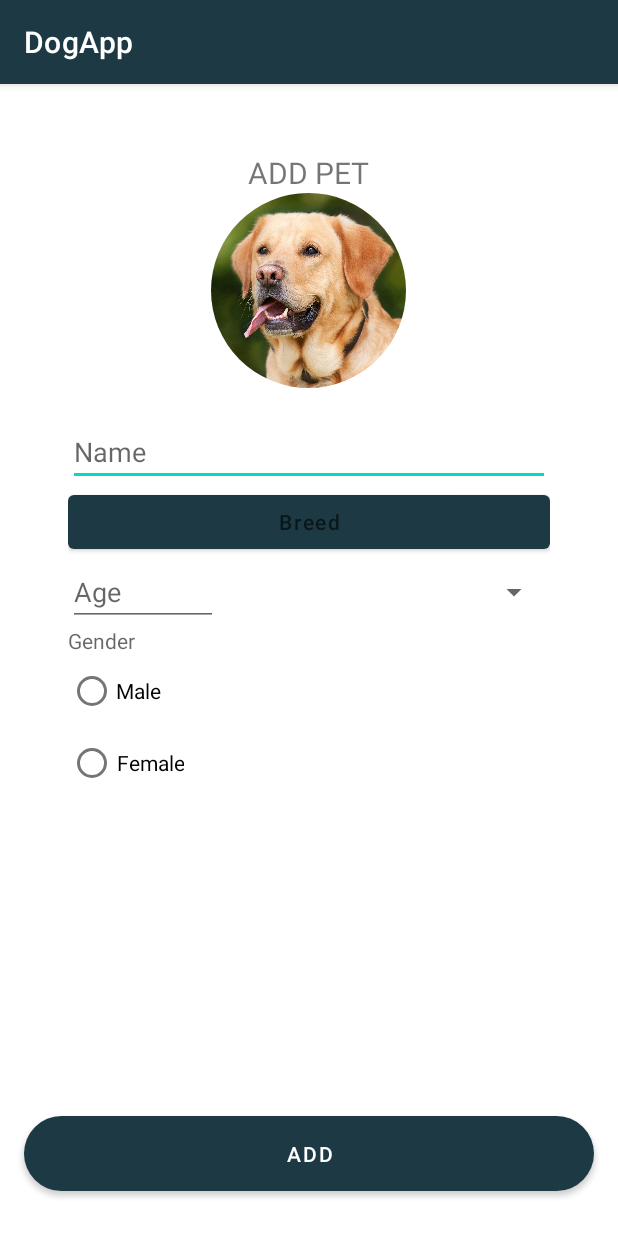
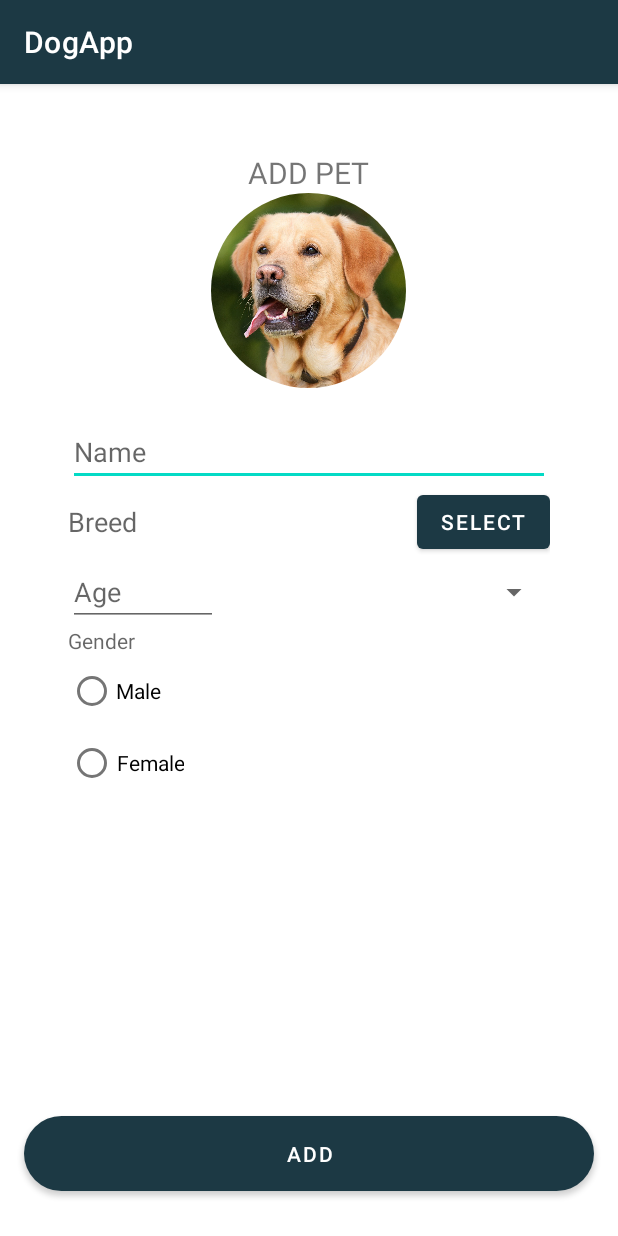
Before and after one commit to andreeabuzuriu11/DogApp, an Android app: the AddDogActivity screen opened directly, with no data from a screen before it, on a phone screen of 412 x 824 dp. Run offline under Robolectric (Android 15) with nearby library versions, the phone set to English and light mode, and no system bars; our stand-ins replace CircleImageView, data binding.

Commit message:
Changed select button orientation from add dog view

```diff
--- a/app/src/main/java/com/buzuriu/dogapp/viewModels/AddDogViewModel.kt
+++ b/app/src/main/java/com/buzuriu/dogapp/viewModels/AddDogViewModel.kt
@@ -32,7 +32,6 @@ class AddDogViewModel : BaseViewModel() {
         navigationService.showOverlay(
             OverlayActivity::class.java,
             false,
-            false,
             OverlayActivity.fragmentClassNameParam,
             SelectBreedFragment::class.qualifiedName
         )
--- a/app/src/main/res/layout/activity_add_dog.xml
+++ b/app/src/main/res/layout/activity_add_dog.xml
@@ -1,6 +1,5 @@
 <?xml version="1.0" encoding="utf-8"?>
-<layout xmlns:android="http://schemas.android.com/apk/res/android"
-    xmlns:app="http://schemas.android.com/apk/res-auto">
+<layout xmlns:android="http://schemas.android.com/apk/res/android">
     <data>
 
         <import type="android.view.View" />
@@ -43,14 +42,27 @@
                         android:inputType="textPersonName"
                         android:text="@={viewModel.name}" />
 
-                    <Button
-                        android:id="@+id/add_breed"
+                    <RelativeLayout
                         android:layout_width="match_parent"
-                        android:layout_height="wrap_content"
-                        android:onClick= "@{()->viewModel.selectBreed()}"
-                        android:hint="@string/breed_hint"
-                        android:inputType="textPersonName"
-                        android:text="@={viewModel.breed}" />
+                        android:layout_height="wrap_content">
+                        <TextView
+                            android:layout_width="230dp"
+                            android:id="@+id/selectBreedTextView"
+                            android:layout_centerVertical="true"
+                            android:layout_height="wrap_content"
+                            android:textSize="18dp"
+                            android:hint="Breed" />
+
+                        <Button
+                            android:id="@+id/add_breed"
+                            android:layout_width="wrap_content"
+                            android:layout_height="wrap_content"
+                            android:onClick="@{()->viewModel.selectBreed()}"
+                            android:layout_alignParentRight="true"
+                            android:text="Select" />
+
+
+                    </RelativeLayout>
 
                     <LinearLayout
                         android:layout_width="match_parent"
@@ -163,13 +175,7 @@
             android:onClick="@{()->viewModel.addDogInList()}"
             android:text="@string/add_button_text"
             android:textColor="@color/white" />
-       <!-- <fragment
-            android:id="@+id/navigation_to_breed"
-            android:name="androidx.navigation.fragment.NavHostFragment"
-            android:layout_width="match_parent"
-            android:layout_height="match_parent"
-            app:defaultNavHost="true"
-            app:navGraph="@navigation/activity_add_dog_select_breed_navigation"/>-->
+
     </RelativeLayout>
 
 
```
